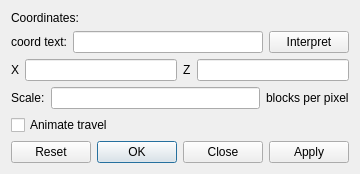
Old version of the form src/gotodialog.ui in the repository SunnySlopes/cubiomes-viewer.
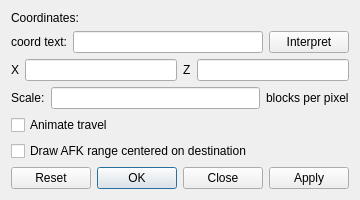
New version of the form. Icons and pictures are not drawn.

```diff
--- a/src/gotodialog.ui
+++ b/src/gotodialog.ui
@@ -134,6 +134,13 @@
      </property>
     </widget>
    </item>
+   <item>
+    <widget class="QCheckBox" name="checkAfkRange">
+     <property name="text">
+      <string>Draw AFK range centered on destination</string>
+     </property>
+    </widget>
+   </item>
    <item>
     <widget class="QDialogButtonBox" name="buttonBox">
      <property name="orientation">
```
